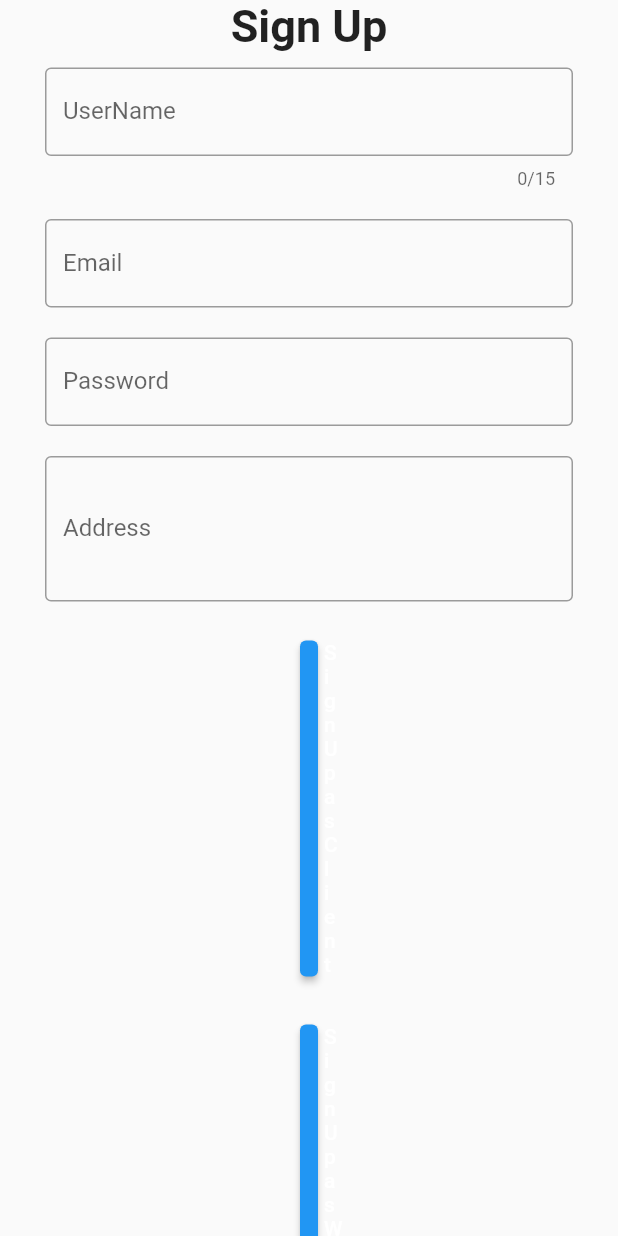
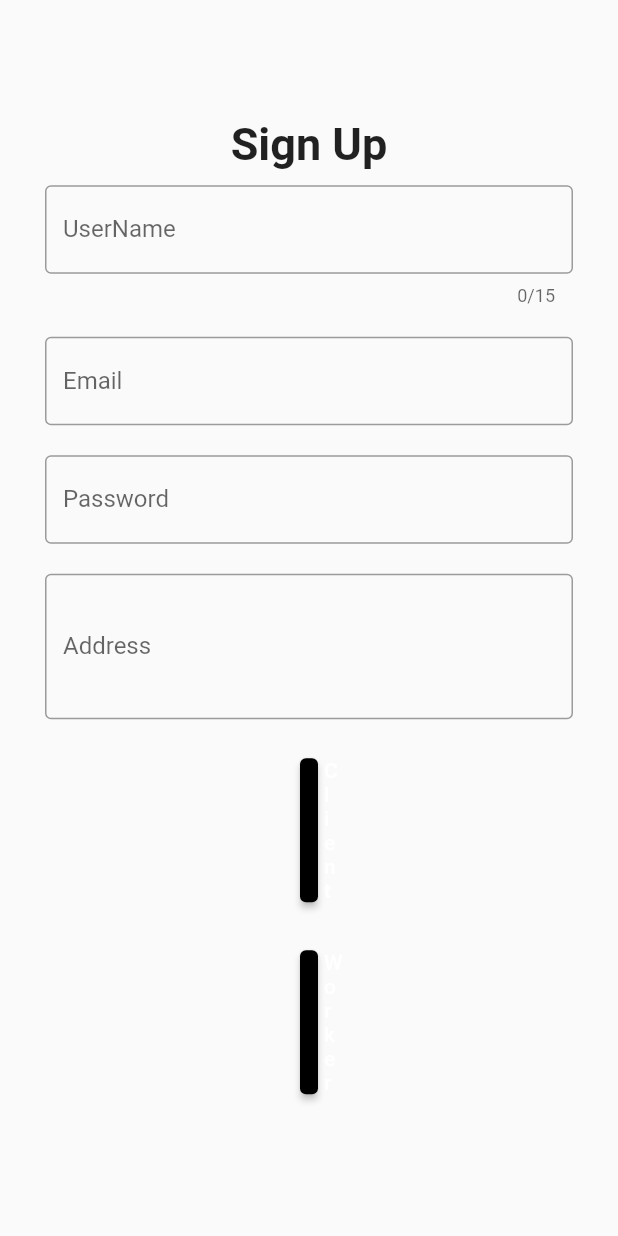
Before and after one commit to umairahmed786/KaamKaaj-Mobile-Application, a Flutter app: the screen it shows after launch, after a tap on "Sign Up", on a phone screen of 412 x 824 dp. Run offline on Flutter 3.47's test engine with Material 2 defaults, Android fonts, the phone set to English and light mode, and no system bars; our stand-ins replace email_validator.

Commit message:
need to merge

```diff
--- a/kaamkaaj_application/lib/main.dart
+++ b/kaamkaaj_application/lib/main.dart
@@ -30,15 +30,15 @@ class MyApp extends StatelessWidget {
   @override
   Widget build(BuildContext context) {
     return MaterialApp(
-      title: 'KaamKaaj Mobile App',
-      initialRoute: '/',
-      routes: {
-        '/': (context) =>  AppStart(title: "Kaam Kaaj"),
-        '/login':(context) => LoginPage(),
-        '/signup':(context) => SihnUp(),
-        // '/login':(context) =>
-        // '/second': (context) => const SecondScreen(),
-      }
-    );
+        title: 'KaamKaaj Mobile App',
+        theme: ThemeData(primarySwatch: primaryBlack),
+        initialRoute: '/',
+        routes: {
+          '/': (context) => const AppStart(title: "Kaam Kaaj"),
+          '/login': (context) => const LoginPage(),
+          '/signup': (context) => const SihnUp(),
+          // '/login':(context) =>
+          // '/second': (context) => const SecondScreen(),
+        });
   }
 }
--- a/kaamkaaj_application/lib/pages/appStart.dart
+++ b/kaamkaaj_application/lib/pages/appStart.dart
@@ -34,21 +34,29 @@ class _AppStartState extends State<AppStart> {
             Row(
               mainAxisAlignment: MainAxisAlignment.center,
               children: [
-                ElevatedButton(
+                Container(
+                  width: 150,
+                  margin: const EdgeInsets.all(10),
+                  child: ElevatedButton(
                       onPressed: () {
-                    Navigator.pushNamed(context,'/signup');
+                        Navigator.pushNamed(context, '/signup');
                       },
                       child: const Text(
                         "Sign Up",
                         style: TextStyle(fontSize: 20),
                       )),
-                ElevatedButton(
+                ),
+                Container(
+                  width: 150,
+                  margin: const EdgeInsets.all(10),
+                  child: ElevatedButton(
                     onPressed: () {
                       Navigator.pushNamed(context, '/login');
                     },
                     child: const Text(
                       "login",
                       style: TextStyle(fontSize: 20),
+                    ),
                   ),
                 )
               ],
--- a/kaamkaaj_application/lib/pages/login.dart
+++ b/kaamkaaj_application/lib/pages/login.dart
@@ -19,7 +19,7 @@ class _LoginPageState extends State<LoginPage> {
     var password = passController.text.toString();
 
     http.Response response = await http
-        .get(Uri.parse('http://192.168.1.9:8001/signin/$email/$password'));
+        .get(Uri.parse('http://10.5.124.54:8001/signin/$email/$password'));
 
     if (response.body.isEmpty) {
       validationError = "Incorrect Email or Password";
--- a/kaamkaaj_application/lib/pages/signup.dart
+++ b/kaamkaaj_application/lib/pages/signup.dart
@@ -18,26 +18,28 @@ class _SihnUpState extends State<SihnUp> {
   TextEditingController addressController = TextEditingController();
   TextEditingController emailController = TextEditingController();
   TextEditingController passwordController = TextEditingController();
-  bool statusController=true;
+  bool statusController = true;
   @override
   Widget build(BuildContext context) {
     final _formKey = GlobalKey<FormState>();
 
-    return
-    Scaffold(
+    return Scaffold(
       body: Column(
         crossAxisAlignment: CrossAxisAlignment.center,
         mainAxisAlignment: MainAxisAlignment.center,
-
         children: [
-                Text("Sign Up",style: TextStyle(fontSize: 30,fontWeight:FontWeight.bold),),
+          const Text(
+            "Sign Up",
+            style: TextStyle(fontSize: 30, fontWeight: FontWeight.bold),
+          ),
           Form(
             key: _formKey,
             child: Column(
               crossAxisAlignment: CrossAxisAlignment.start,
               children: [
                 Padding(
-                        padding: EdgeInsets.symmetric(vertical: 10.0,horizontal: 30),
+                  padding: const EdgeInsets.symmetric(
+                      vertical: 10.0, horizontal: 30),
                   child: TextFormField(
                     // The validator receives the text that the user has entered.
                     validator: (value) {
@@ -49,18 +51,20 @@ class _SihnUpState extends State<SihnUp> {
                     decoration: const InputDecoration(
                         border: OutlineInputBorder(),
                         labelText: 'UserName',
-                            hintText: 'Enter username'
-                          ),
+                        hintText: 'Enter username'),
                     maxLength: 15,
                     controller: userNameController,
                   ),
                 ),
                 Padding(
-                        padding: EdgeInsets.symmetric(vertical: 10.0,horizontal: 30),
+                  padding: const EdgeInsets.symmetric(
+                      vertical: 10.0, horizontal: 30),
                   child: TextFormField(
                     // The validator receives the text that the user has entered.
                     validator: (value) {
-                            if (value == null || value.isEmpty || !EmailValidator.validate(value)) {
+                      if (value == null ||
+                          value.isEmpty ||
+                          !EmailValidator.validate(value)) {
                         return 'Please enter email in correct format';
                       }
                       return null;
@@ -68,14 +72,14 @@ class _SihnUpState extends State<SihnUp> {
                     decoration: const InputDecoration(
                         border: OutlineInputBorder(),
                         labelText: 'Email',
-                            hintText: 'Enter email'
-                          ),
+                        hintText: 'Enter email'),
                     keyboardType: TextInputType.emailAddress,
                     controller: emailController,
                   ),
                 ),
                 Padding(
-                        padding: EdgeInsets.symmetric(vertical: 10.0,horizontal: 30),
+                  padding: const EdgeInsets.symmetric(
+                      vertical: 10.0, horizontal: 30),
                   child: TextFormField(
                     // The validator receives the text that the user has entered.
                     validator: (value) {
@@ -87,15 +91,15 @@ class _SihnUpState extends State<SihnUp> {
                     decoration: const InputDecoration(
                         border: OutlineInputBorder(),
                         labelText: 'Password',
-                            hintText: 'Enter password'
-                          ),
+                        hintText: 'Enter password'),
                     keyboardType: TextInputType.visiblePassword,
                     obscureText: true,
                     controller: passwordController,
                   ),
                 ),
                 Padding(
-                        padding: EdgeInsets.symmetric(vertical: 10.0,horizontal: 30),
+                  padding: const EdgeInsets.symmetric(
+                      vertical: 10.0, horizontal: 30),
                   child: TextFormField(
                     // The validator receives the text that the user has entered.
                     validator: (value) {
@@ -107,44 +111,54 @@ class _SihnUpState extends State<SihnUp> {
                     decoration: const InputDecoration(
                         border: OutlineInputBorder(),
                         labelText: 'Address',
-                            hintText: 'Enter address'
-                          ),
+                        hintText: 'Enter address'),
                     maxLines: 3,
 
                     controller: addressController,
                   ),
                 ),
                 Padding(
-                        padding: const EdgeInsets.symmetric(vertical: 16.0,horizontal: 200),
+                  padding: const EdgeInsets.symmetric(
+                      vertical: 16.0, horizontal: 200),
                   child: ElevatedButton(
-                          onPressed: ()async {
+                    onPressed: () async {
                       if (_formKey.currentState!.validate()) {
                         // ScaffoldMessenger.of(context).showSnackBar(
                         //   const SnackBar(content: Text('Processing Data')),
                         // );
-                              Add addUser1=Add();
-                              await addUser1.addRecord(userNameController.text,emailController.text,passwordController.text,addressController.text,"client");
+                        Add addUser1 = Add();
+                        await addUser1.addRecord(
+                            userNameController.text,
+                            emailController.text,
+                            passwordController.text,
+                            addressController.text,
+                            "client");
                         Navigator.popAndPushNamed(context, '/login');
                       }
                     },
-                          child: const Text('SignUp as Client '),
+                    child: const Text('Client '),
                   ),
                 ),
                 Padding(
-                        padding: const EdgeInsets.symmetric(vertical: 16.0,horizontal: 200),
+                  padding: const EdgeInsets.symmetric(
+                      vertical: 16.0, horizontal: 200),
                   child: ElevatedButton(
-                          onPressed: ()async {
+                    onPressed: () async {
                       if (_formKey.currentState!.validate()) {
                         // ScaffoldMessenger.of(context).showSnackBar(
                         //   const SnackBar(content: Text('Processing Data')),
                         // );
-                              Add addUser1=Add();
-                              await addUser1.addRecord(userNameController.text,emailController.text,passwordController.text,addressController.text,"worker");
+                        Add addUser1 = Add();
+                        await addUser1.addRecord(
+                            userNameController.text,
+                            emailController.text,
+                            passwordController.text,
+                            addressController.text,
+                            "worker");
                         Navigator.popAndPushNamed(context, '/login');
                       }
                     },
-                          child: const Text('SignUp as Worker'),
-
+                    child: const Text('Worker'),
                   ),
                 ),
               ],
--- a/kaamkaaj_application/lib/services/addUser.dart
+++ b/kaamkaaj_application/lib/services/addUser.dart
@@ -2,22 +2,21 @@ import 'dart:convert';
 
 import 'package:http/http.dart' as http;
 
-
-
-class Add{
-  Future<void> addRecord(String userName,String email,String password,String address,String role)async{
+class Add {
+  Future<void> addRecord(String userName, String email, String password,
+      String address, String role) async {
     print("Reached");
     http.post(
-    Uri.parse('http://localhost:8001/signup'),
+      Uri.parse('http://10.5.124.54:8001/signup'),
       headers: <String, String>{
         'Content-Type': 'application/json; charset=UTF-8',
       },
       body: jsonEncode(<String, String>{
         'userName': userName,
-      'email':email,
-      'password':password,
-      'address':address,
-      'role':role
+        'email': email,
+        'password': password,
+        'address': address,
+        'role': role
       }),
     );
   }
```
Also changed, not shown: kaamkaaj_application/pubspec.lock. Lines whose indentation alone changed are shown as unchanged.
